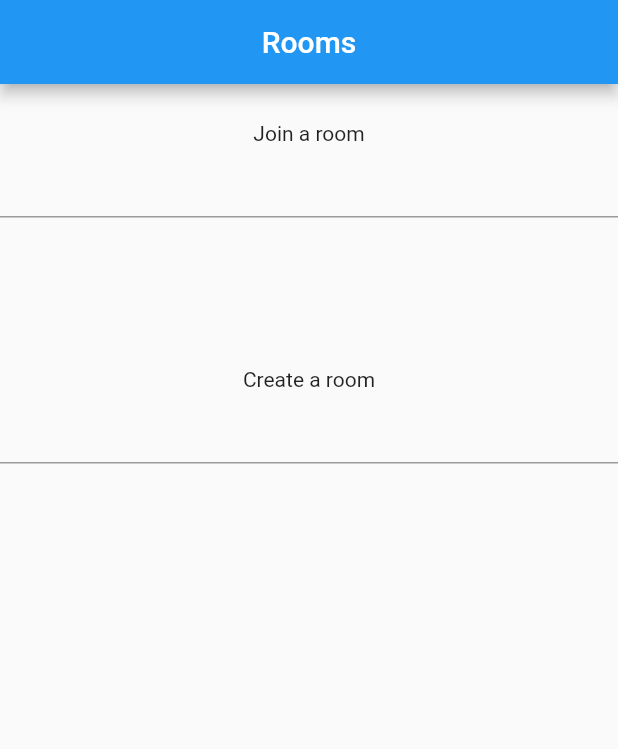
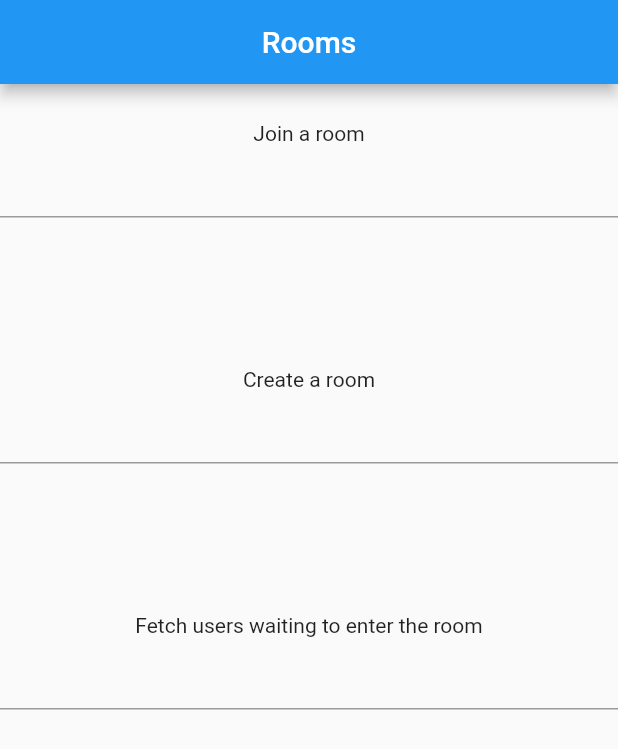
Before and after one commit to PoCInnovation/Peer2Gether, a Flutter app: the screen it shows after launch, on a phone screen of 412 x 824 dp. Shown: the top 749 px of the screen. Run offline on Flutter 3.47's test engine with Material 2 defaults, Android fonts, the phone set to English and light mode, and no system bars; our stand-ins replace cloud_firestore, firebase_auth, firebase_core, qr_flutter, tuple; missing offline and left inert: barcode_scan, flutter_webrtc, sdp_transform; accounts and stored records are empty.

Commit message:
feat: improve function to fetch waiting users
The function now returns an array of User (class defined in
user_model.dart) in order for stuff to be easier to process afterwards.
So the firestore part is isolated in a single class and we then work
with our own classes.

```diff
--- a/lib/RoomsService.dart
+++ b/lib/RoomsService.dart
@@ -1,4 +1,5 @@
 import 'package:peer_to_gether_app/commonService.dart';
+import 'user_model.dart';
 
 class RoomService {
   static Future<bool> join(String roomName, String userName) async {
@@ -23,18 +24,17 @@ class RoomService {
     return result;
   }
 
-  static Future<List<String>> fetchWaitingUsers(String room) async {
+  static Future<List<User>> fetchWaitingUsers(String room) async {
     CommonService db = CommonService();
-    List<String> names = [];
+    List<User> users = [];
 
     var rooms = await db.db.collection("rooms").doc(room).collection("inWait").get();
     var documents = rooms.docs;
 
     documents.forEach((doc) {
-      names += [doc.id];
+      users += [User(name: doc.id, message: doc.data()["message"])];
     });
-    print(names);
 
-    return names;
+    return users;
   }
 }
--- a/lib/home_screen.dart
+++ b/lib/home_screen.dart
@@ -220,6 +220,9 @@ class _HomeScreenState extends State<HomeScreen> {
               RoomService.create(value);
               Navigator.push(context, MaterialPageRoute(builder: (_) => RoomScreen(roomName: value)));
             }),
+            SizedBox(height: 100),
+            Text("Fetch users waiting to enter the room"),
+            TextField(onSubmitted: (value) async { await RoomService.fetchWaitingUsers(value); },)
           ],
         )));
     /*
```
